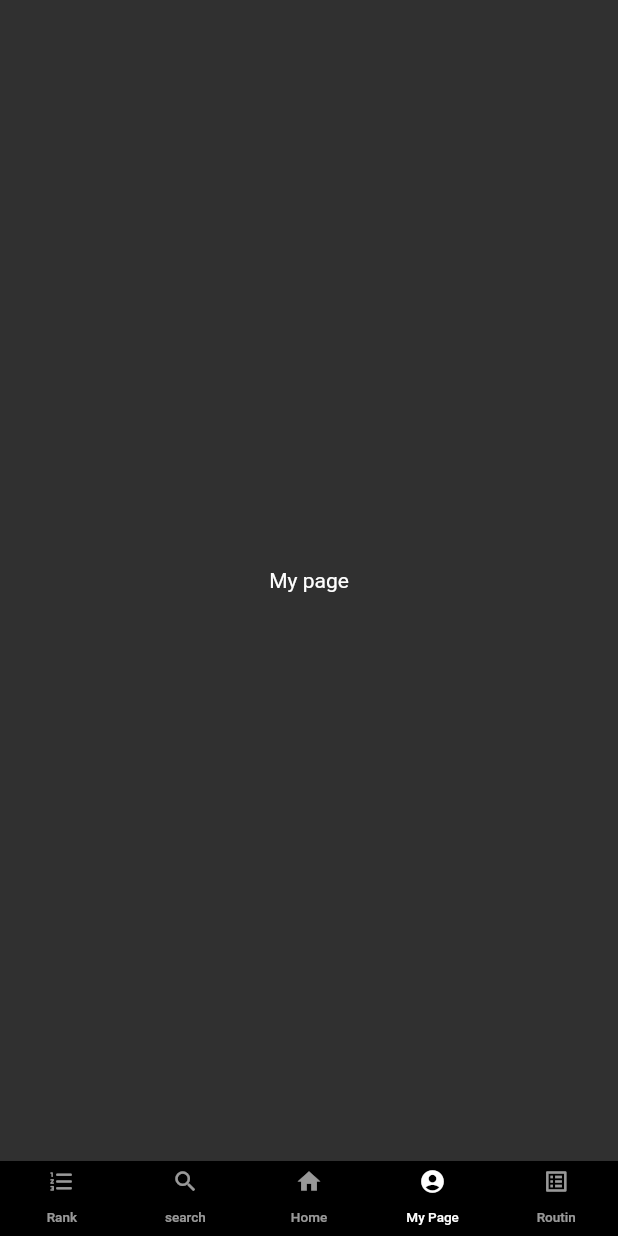
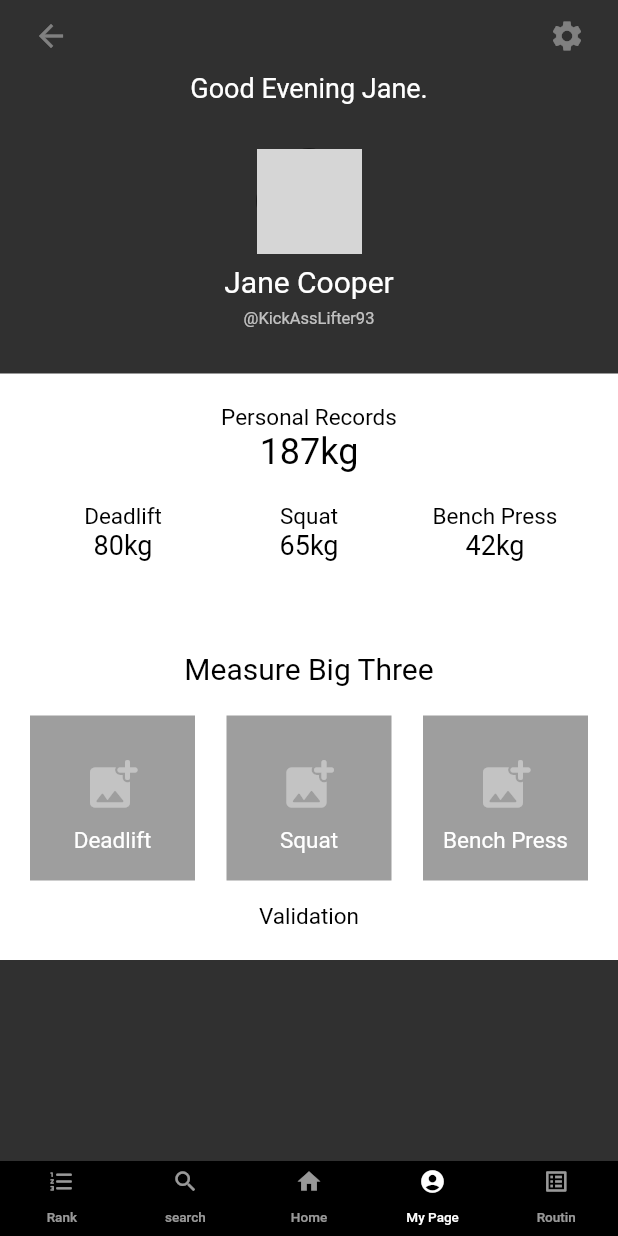
Before and after one commit to ako0601/weight_rank_app, a Flutter app: the screen it shows after launch, item 4 of the bottom bar chosen, on a phone screen of 412 x 824 dp. Run offline on Flutter 3.47's test engine with Material 2 defaults, Android fonts, the phone set to English and light mode, and no system bars; grey boxes are pictures that could not be loaded.

Commit message:
My page 하는중

```diff
--- a/lib/main.dart
+++ b/lib/main.dart
@@ -1,5 +1,6 @@
 import 'package:flutter/material.dart';
 import 'package:weightrankapp/screen/home_screen.dart';
+import 'package:weightrankapp/screen/myPage_screen.dart';
 import 'package:weightrankapp/screen/ranking_screen.dart';
 import 'package:weightrankapp/screen/routin_screen.dart';
 import 'package:weightrankapp/widget/bottom_bar.dart';
@@ -36,11 +37,7 @@ class _MyAppState extends State<MyApp> {
                 ),
               ),
               HomeScreen(),
-              Container(
-                child: Center(
-                  child: Text('My page'),
-                ),
-              ),
+              MyScreen(),
               RoutinScreen(),
             ],
           ),
--- /dev/null
+++ b/lib/screen/myPage_screen.dart
@@ -0,0 +1,302 @@
+import 'package:flutter/cupertino.dart';
+import 'package:flutter/material.dart';
+import 'package:weightrankapp/model/model_ranker.dart';
+
+class MyScreen extends StatefulWidget {
+  _MyScreenState createState() => _MyScreenState();
+}
+
+class _MyScreenState extends State<MyScreen> {
+  List<Ranker> rankers = [
+    Ranker.fromMap({
+      'name': 'Barbara Palvin',
+      'id': '._.Palvin96',
+      'profile': 'profile_dummy.jpg',
+      'gym_name': 'Professianl Gym',
+      'follow': false,
+      'bench': '200kg',
+      'squat': '200kg',
+      'deadlift': '200kg',
+      'total': '600kg',
+      'ranking': '24'
+    })
+  ];
+  @override
+  void initState() {
+    super.initState();
+  }
+
+  @override
+  Widget build(BuildContext context) {
+    return ListView(
+      children: <Widget>[
+        Logo(),
+        Postings(),
+        PersonalRecords(),
+      ],
+    );
+  }
+}
+
+class Logo extends StatelessWidget {
+  @override
+  Widget build(BuildContext context) {
+    return Container(
+        margin: EdgeInsets.only(left: 10, right: 10),
+        child: Row(
+          mainAxisAlignment: MainAxisAlignment.spaceBetween,
+          children: <Widget>[
+            IconButton(icon: Icon(Icons.arrow_back), onPressed: null),
+            Container(
+                child: Row(children: <Widget>[
+              IconButton(icon: Icon(Icons.settings), onPressed: null),
+            ]))
+          ],
+        ));
+  }
+}
+
+class Postings extends StatelessWidget {
+  @override
+  Widget build(BuildContext context) {
+    return Container(
+      child: Column(
+        children: <Widget>[
+          Text(
+            'Good Evening Jane.',
+            style: TextStyle(
+              fontSize: 18,
+            ),
+          ),
+          Container(
+            margin: EdgeInsets.only(
+              top: 30,
+            ),
+            height: 120,
+            child: Column(
+              mainAxisAlignment: MainAxisAlignment.spaceBetween,
+              children: <Widget>[
+                CircleAvatar(
+                  radius: 35,
+                  backgroundImage: AssetImage('./images/profile_dummy.jpg'),
+                ),
+                Text(
+                  'Jane Cooper',
+                  style: TextStyle(
+                    fontSize: 20,
+                  ),
+                ),
+                Text(
+                  '@KickAssLifter93',
+                  style: TextStyle(
+                    fontSize: 11,
+                    color: Colors.white70,
+                  ),
+                ),
+              ],
+            ),
+          ),
+        ],
+      ),
+    );
+  }
+}
+
+class PersonalRecords extends StatelessWidget {
+  @override
+  Widget build(BuildContext context) {
+    return Container(
+      margin: EdgeInsets.only(top: 30),
+      padding: EdgeInsets.all(20),
+      color: Colors.white,
+      child: Column(
+        children: <Widget>[
+          Text(
+            'Personal Records',
+            style: TextStyle(
+              fontSize: 15,
+              color: Colors.black,
+            ),
+          ),
+          Text(
+            '187kg',
+            style: TextStyle(
+              fontSize: 24,
+              color: Colors.black,
+            ),
+          ),
+          Container(
+            margin: EdgeInsets.only(top: 20),
+            child: Row(
+              mainAxisAlignment: MainAxisAlignment.spaceAround,
+              children: [
+                Container(
+                  width: 110,
+                  child: Column(
+                    children: [
+                      Text(
+                        'Deadlift',
+                        style: TextStyle(
+                          fontSize: 15,
+                          color: Colors.black,
+                        ),
+                      ),
+                      Text(
+                        '80kg',
+                        style: TextStyle(
+                          fontSize: 18,
+                          color: Colors.black,
+                        ),
+                      ),
+                    ],
+                  ),
+                ),
+                Container(
+                  width: 110,
+                  child: Column(
+                    children: [
+                      Text(
+                        'Squat',
+                        style: TextStyle(
+                          fontSize: 15,
+                          color: Colors.black,
+                        ),
+                      ),
+                      Text(
+                        '65kg',
+                        style: TextStyle(
+                          fontSize: 18,
+                          color: Colors.black,
+                        ),
+                      ),
+                    ],
+                  ),
+                ),
+                Container(
+                  width: 110,
+                  child: Column(
+                    children: [
+                      Text(
+                        'Bench Press',
+                        style: TextStyle(
+                          fontSize: 15,
+                          color: Colors.black,
+                        ),
+                      ),
+                      Text(
+                        '42kg',
+                        style: TextStyle(
+                          fontSize: 18,
+                          color: Colors.black,
+                        ),
+                      ),
+                    ],
+                  ),
+                ),
+              ],
+            ),
+          ),
+          Container(
+            margin: EdgeInsets.only(top: 60),
+            child: Column(
+              children: [
+                Text(
+                  'Measure Big Three',
+                  style: TextStyle(
+                    fontSize: 20,
+                    color: Colors.black,
+                  ),
+                ),
+                Container(
+                  margin: EdgeInsets.only(top: 20),
+                  child: Row(
+                    mainAxisAlignment: MainAxisAlignment.spaceBetween,
+                    children: [
+                      Container(
+                        color: Colors.grey,
+                        width: 110,
+                        height: 110,
+                        child: Column(
+                          mainAxisAlignment: MainAxisAlignment.center,
+                          children: [
+                            IconButton(
+                                icon: Icon(Icons.add_photo_alternate_rounded),
+                                iconSize: 40,
+                                onPressed: null),
+                            Text(
+                              'Deadlift',
+                              style: TextStyle(
+                                fontSize: 15,
+                                color: Colors.white,
+                              ),
+                            ),
+                          ],
+                        ),
+                      ),
+                      Container(
+                        color: Colors.grey,
+                        width: 110,
+                        height: 110,
+                        child: Column(
+                          mainAxisAlignment: MainAxisAlignment.center,
+                          children: [
+                            IconButton(
+                                icon: Icon(Icons.add_photo_alternate_rounded),
+                                iconSize: 40,
+                                onPressed: null),
+                            Text(
+                              'Squat',
+                              style: TextStyle(
+                                fontSize: 15,
+                                color: Colors.white,
+                              ),
+                            ),
+                          ],
+                        ),
+                      ),
+                      Container(
+                        color: Colors.grey,
+                        width: 110,
+                        height: 110,
+                        child: Column(
+                          mainAxisAlignment: MainAxisAlignment.center,
+                          children: [
+                            IconButton(
+                                icon: Icon(Icons.add_photo_alternate_rounded),
+                                iconSize: 40,
+                                onPressed: null),
+                            Text(
+                              'Bench Press',
+                              style: TextStyle(
+                                fontSize: 15,
+                                color: Colors.white,
+                              ),
+                            ),
+                          ],
+                        ),
+                      ),
+                    ],
+                  ),
+                ),
+                Container(
+                  margin: EdgeInsets.only(top: 15),
+                  child: Column(
+                    children: [
+                      Text(
+                        'Validation',
+                        style: TextStyle(
+                          fontSize: 15,
+                          color: Colors.black,
+                        ),
+                      ),
+                    ],
+                  ),
+                ),
+              ],
+            ),
+          ),
+        ],
+      ),
+    );
+  }
+}
```
Also changed, not shown: lib/screen/routin_screen.dart (+12 -5 lines).
